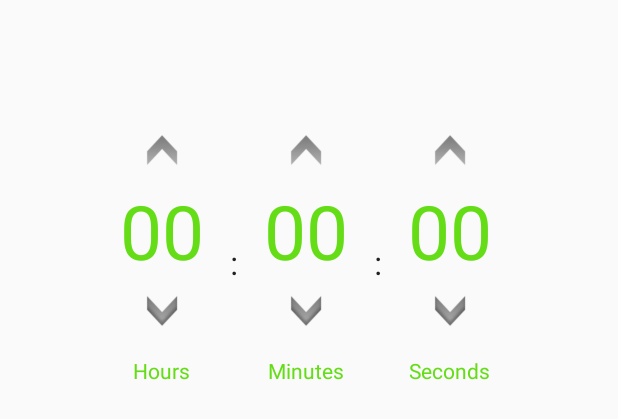
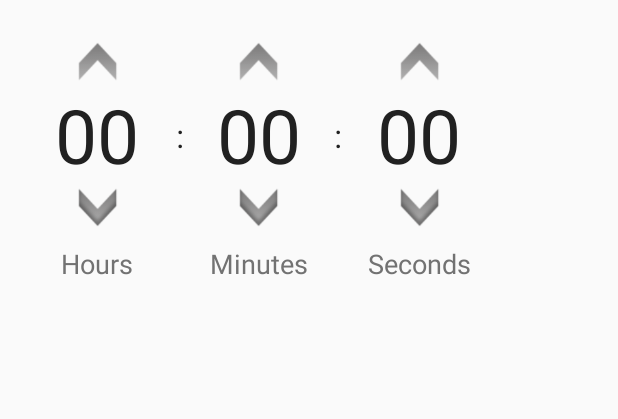
Before and after one commit to cubixguy77/MemoryLadderBeta, an Android app: the layout dialog_time_picker.xml on its own in the app's theme, with its tools: preview values and no code run, on a phone screen of 412 x 824 dp. Shown: the top 419 px of the screen. Run offline under Robolectric (Android 15) with nearby library versions, the phone set to English and light mode, and no system bars.

Commit message:
Enhances UI for memorization timer dialog.

```diff
--- a/app/src/main/java/speednumbers/mastersofmemory/challenges/presentation/views/DigitsPerGroupView.java
+++ b/app/src/main/java/speednumbers/mastersofmemory/challenges/presentation/views/DigitsPerGroupView.java
@@ -75,11 +75,11 @@ public class DigitsPerGroupView extends BaseSettingView {
 
     private void showDialog() {
         AlertDialog.Builder builder = new AlertDialog.Builder(context);
-        builder.setTitle("Select Digits Per Group");
+        builder.setTitle("Digits Grouping");
         final CharSequence[] items = {
-                "1 Digit",
-                "2 Digits",
-                "3 Digits"
+                "1 Digit Per Group",
+                "2 Digits Per Group",
+                "3 Digits Per Group"
         };
         builder.setItems(items, new DialogInterface.OnClickListener() {
             public void onClick(DialogInterface dialog, int selectionIndex) {
--- a/app/src/main/res/layout/dialog_time_picker.xml
+++ b/app/src/main/res/layout/dialog_time_picker.xml
@@ -4,41 +4,45 @@
     android:id="@+id/linearLayout2"
     android:layout_width="wrap_content"
     android:layout_height="wrap_content"
-    android:layout_marginTop="40dp"
-    android:layout_marginLeft="40dp"
     android:orientation="horizontal"
-    xmlns:android="http://schemas.android.com/apk/res/android">
+    xmlns:android="http://schemas.android.com/apk/res/android"
+    >
 
     <LinearLayout
         android:id="@+id/linearLayout1"
         android:layout_width="wrap_content"
         android:layout_height="wrap_content"
-        android:layout_marginTop="40dp"
-        android:layout_marginLeft="40dp"
+        android:layout_marginTop="@dimen/memory_timer_dialog.margin.top"
+        android:layout_marginBottom="@dimen/memory_timer_dialog.margin.bottom"
+        android:layout_marginLeft="@dimen/memory_timer_dialog.margin.left"
+        android:layout_marginStart="@dimen/memory_timer_dialog.margin.left"
         android:orientation="vertical"
         >
 
         <Button
             android:id="@+id/HoursUp"
-            android:layout_height="40dp"
-            android:layout_width="40dp"
+            android:layout_height="@dimen/memory_timer_dialog.arrow.size"
+            android:layout_width="@dimen/memory_timer_dialog.arrow.size"
             android:layout_gravity="center_horizontal"
             android:background="@drawable/selector_arrow_up" />
 
         <TextView
             android:id="@+id/Hours"
             android:layout_height="wrap_content"
-            android:layout_width="wrap_content"
+            android:layout_width="70dp"
+            android:layout_marginTop="@dimen/memory_timer_dialog.numeric_text.margin"
+            android:layout_marginBottom="@dimen/memory_timer_dialog.numeric_text.margin"
+            android:gravity="center"
             android:textColor="@color/colorPrimaryText"
             android:textAppearance="?android:attr/textAppearanceLarge"
-            android:textSize="50sp"
+            android:textSize="@dimen/memory_timer_dialog.numeric_text.size"
             android:text="00"
             />
 
         <Button
             android:id="@+id/HoursDown"
-            android:layout_height="40dp"
-            android:layout_width="40dp"
+            android:layout_height="@dimen/memory_timer_dialog.arrow.size"
+            android:layout_width="@dimen/memory_timer_dialog.arrow.size"
             android:layout_gravity="center_horizontal"
             android:background="@drawable/selector_arrow_down"
             />
@@ -47,22 +51,21 @@
             android:id="@+id/textView4"
             android:layout_width="wrap_content"
             android:layout_height="wrap_content"
-            android:layout_marginTop="10dp"
             android:layout_gravity="center_horizontal"
-            android:textColor="@color/colorPrimaryText"
+            android:textColor="@color/colorSecondaryText"
             android:gravity="center_horizontal"
+            android:textSize="@dimen/memory_timer_dialog.label_text.size"
             android:text="Hours"
             />
     </LinearLayout>
 
     <TextView
-        android:layout_height="wrap_content"
+        android:layout_height="match_parent"
         android:layout_width="40dp"
-        android:layout_marginTop="40dp"
-        android:layout_marginBottom="13dp"
+        android:paddingBottom="@dimen/memory_timer_dialog.colon.adjust"
         android:layout_gravity="center_vertical"
+        android:gravity="center"
         android:textAppearance="?android:attr/textAppearanceLarge"
-        android:gravity="center_horizontal"
         android:text=":"
         />
 
@@ -70,31 +73,34 @@
         android:id="@+id/linearLayout3"
         android:layout_height="fill_parent"
         android:layout_width="wrap_content"
-        android:layout_marginTop="40dp"
+        android:layout_marginTop="@dimen/memory_timer_dialog.margin.top"
         android:orientation="vertical"
         >
 
         <Button
             android:id="@+id/MinutesUp"
-            android:layout_height="40dp"
-            android:layout_width="40dp"
+            android:layout_height="@dimen/memory_timer_dialog.arrow.size"
+            android:layout_width="@dimen/memory_timer_dialog.arrow.size"
             android:layout_gravity="center_horizontal"
             android:background="@drawable/selector_arrow_up" />
 
         <TextView
             android:id="@+id/Minutes"
             android:layout_height="wrap_content"
-            android:layout_width="wrap_content"
+            android:layout_width="match_parent"
+            android:layout_marginTop="@dimen/memory_timer_dialog.numeric_text.margin"
+            android:layout_marginBottom="@dimen/memory_timer_dialog.numeric_text.margin"
+            android:gravity="center"
             android:textColor="@color/colorPrimaryText"
             android:textAppearance="?android:attr/textAppearanceLarge"
-            android:textSize="50sp"
+            android:textSize="@dimen/memory_timer_dialog.numeric_text.size"
             android:text="00"
             />
 
         <Button
             android:id="@+id/MinutesDown"
-            android:layout_height="40dp"
-            android:layout_width="40dp"
+            android:layout_height="@dimen/memory_timer_dialog.arrow.size"
+            android:layout_width="@dimen/memory_timer_dialog.arrow.size"
             android:layout_gravity="center_horizontal"
             android:background="@drawable/selector_arrow_down"
             />
@@ -104,21 +110,20 @@
             android:layout_height="wrap_content"
             android:layout_width="wrap_content"
             android:layout_gravity="center_horizontal"
-            android:layout_marginTop="10dp"
-            android:textColor="@color/colorPrimaryText"
+            android:textColor="@color/colorSecondaryText"
             android:gravity="center_horizontal"
+            android:textSize="@dimen/memory_timer_dialog.label_text.size"
             android:text="Minutes"
             />
     </LinearLayout>
 
     <TextView
         android:layout_width="40dp"
-        android:layout_height="wrap_content"
+        android:layout_height="match_parent"
         android:layout_gravity="center_vertical"
-        android:layout_marginTop="40dp"
-        android:layout_marginBottom="13dp"
+        android:paddingBottom="@dimen/memory_timer_dialog.colon.adjust"
         android:textAppearance="?android:attr/textAppearanceLarge"
-        android:gravity="center_horizontal"
+        android:gravity="center"
         android:text=":"
         />
 
@@ -126,22 +131,25 @@
         android:id="@+id/linearLayout4"
         android:layout_height="fill_parent"
         android:layout_width="wrap_content"
-        android:layout_marginTop="40dp"
+        android:layout_marginTop="@dimen/memory_timer_dialog.margin.top"
         android:orientation="vertical"
         >
 
         <Button
             android:id="@+id/SecondsUp"
-            android:layout_height="40dp"
-            android:layout_width="40dp"
+            android:layout_height="@dimen/memory_timer_dialog.arrow.size"
+            android:layout_width="@dimen/memory_timer_dialog.arrow.size"
             android:layout_gravity="center_horizontal"
             android:background="@drawable/selector_arrow_up" />
 
         <TextView
             android:id="@+id/Seconds"
             android:layout_height="wrap_content"
-            android:layout_width="wrap_content"
-            android:textSize="50sp"
+            android:layout_width="match_parent"
+            android:layout_marginTop="@dimen/memory_timer_dialog.numeric_text.margin"
+            android:layout_marginBottom="@dimen/memory_timer_dialog.numeric_text.margin"
+            android:gravity="center"
+            android:textSize="@dimen/memory_timer_dialog.numeric_text.size"
             android:textAppearance="?android:attr/textAppearanceLarge"
             android:textColor="@color/colorPrimaryText"
             android:text="00"
@@ -149,8 +157,8 @@
 
         <Button
             android:id="@+id/SecondsDown"
-            android:layout_height="40dp"
-            android:layout_width="40dp"
+            android:layout_height="@dimen/memory_timer_dialog.arrow.size"
+            android:layout_width="@dimen/memory_timer_dialog.arrow.size"
             android:layout_gravity="center_horizontal"
             android:background="@drawable/selector_arrow_down"
             />
@@ -160,9 +168,9 @@
             android:layout_height="wrap_content"
             android:layout_width="wrap_content"
             android:layout_gravity="center_horizontal"
-            android:layout_marginTop="10dp"
             android:gravity="center_horizontal"
-            android:textColor="@color/colorPrimaryText"
+            android:textColor="@color/colorSecondaryText"
+            android:textSize="@dimen/memory_timer_dialog.label_text.size"
             android:text="Seconds"
             />
     </LinearLayout>
--- a/app/src/main/res/values-sw600dp/dimens.xml
+++ b/app/src/main/res/values-sw600dp/dimens.xml
@@ -21,4 +21,12 @@
     <dimen name="numeric_keyboard.textSize">30sp</dimen>
     <dimen name="numeric_keyboard.iconSize">48dp</dimen>
 
+    <dimen name="memory_timer_dialog.arrow.size">50dp</dimen>
+    <dimen name="memory_timer_dialog.margin.top">30dp</dimen>
+    <dimen name="memory_timer_dialog.margin.bottom">30dp</dimen>
+    <dimen name="memory_timer_dialog.margin.left">70dp</dimen>
+    <dimen name="memory_timer_dialog.numeric_text.size">50sp</dimen>
+    <dimen name="memory_timer_dialog.numeric_text.margin">-10dp</dimen>
+    <dimen name="memory_timer_dialog.colon.adjust">24dp</dimen>
+
 </resources>
--- a/app/src/main/res/values/colors.xml
+++ b/app/src/main/res/values/colors.xml
@@ -8,10 +8,11 @@
     <color name="colorPrimary">#4CAF50</color>
     <color name="colorPrimaryDark">#388E3C</color>
     <color name="colorPrimaryLight">#C8E6C9</color>
-    <color name="colorPrimaryText">#64dd17</color>
+
+
     <color name="colorAccent">#8BC34A</color>
-    <color name="primary_text">#212121</color>
-    <color name="secondary_text">#727272</color>
+    <color name="colorPrimaryText">#212121</color>
+    <color name="colorSecondaryText">#727272</color>
     <color name="icons">#FFFFFF</color>
     <color name="divider">#B6B6B6</color>
     <color name="red">#F44336</color>
--- a/app/src/main/res/values/dimens.xml
+++ b/app/src/main/res/values/dimens.xml
@@ -21,4 +21,13 @@
     <dimen name="numeric_keyboard.textSize">16sp</dimen>
     <dimen name="numeric_keyboard.iconSize">24dp</dimen>
 
+    <dimen name="memory_timer_dialog.arrow.size">50dp</dimen>
+    <dimen name="memory_timer_dialog.margin.top">16dp</dimen>
+    <dimen name="memory_timer_dialog.margin.bottom">16dp</dimen>
+    <dimen name="memory_timer_dialog.margin.left">30dp</dimen>
+    <dimen name="memory_timer_dialog.numeric_text.size">50sp</dimen>
+    <dimen name="memory_timer_dialog.numeric_text.margin">-10dp</dimen>
+    <dimen name="memory_timer_dialog.colon.adjust">24dp</dimen>
+    <dimen name="memory_timer_dialog.label_text.size">18dp</dimen>
+
 </resources>
```
